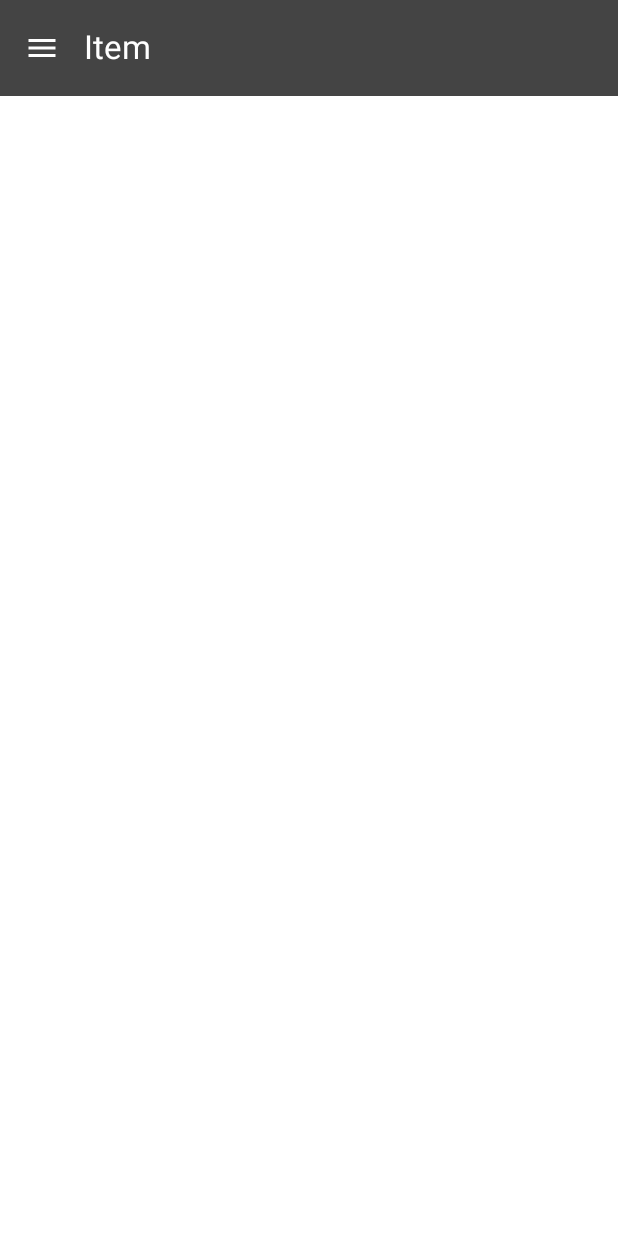
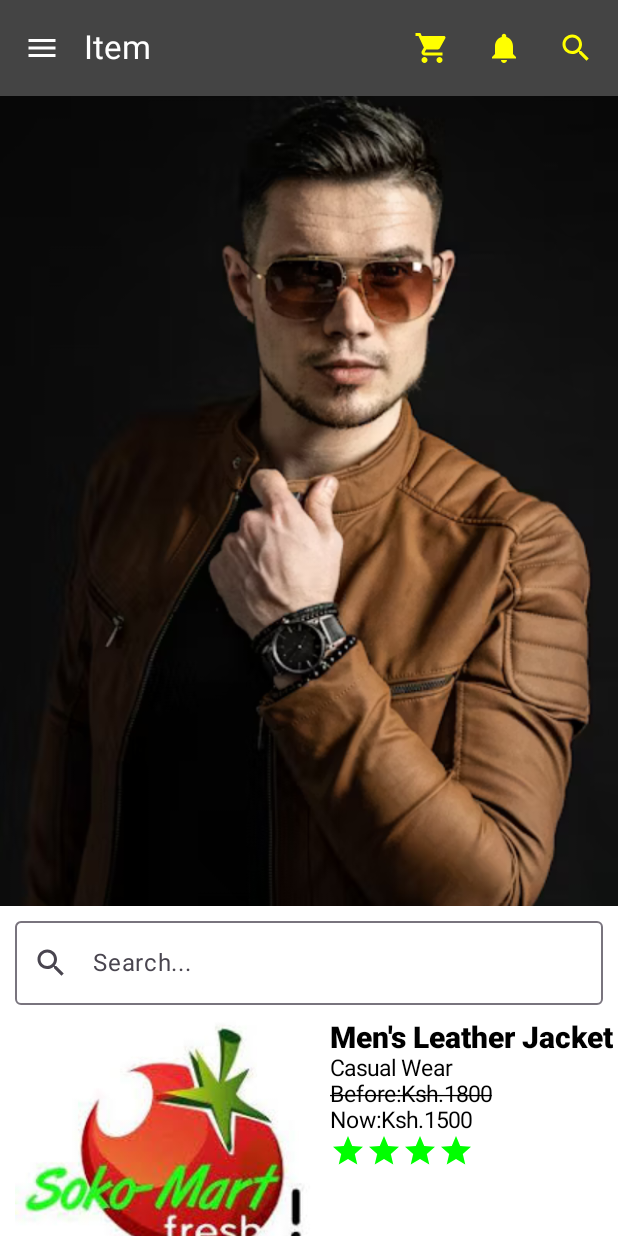
Before and after one commit to eddamax0403/SokoMart, an Android app built with Jetpack Compose: the @Preview function ItemScreenPreview, on a phone screen of 412 x 824 dp. Run offline under Robolectric (Android 15) with nearby library versions, the phone set to English and light mode, and no system bars.

Commit message:
Second commit

```diff
--- a/app/src/main/java/com/eddy/sokomart/navigation/AppNavHost.kt
+++ b/app/src/main/java/com/eddy/sokomart/navigation/AppNavHost.kt
@@ -1 +1,32 @@
 package com.eddy.sokomart.navigation
+
+import androidx.compose.runtime.Composable
+import androidx.compose.ui.Modifier
+import androidx.navigation.NavHostController
+import androidx.navigation.compose.NavHost
+import androidx.navigation.compose.composable
+import androidx.navigation.compose.rememberNavController
+import com.eddy.sokomart.ui.screens.about.AboutScreen
+import com.eddy.sokomart.ui.screens.home.HomeScreen
+
+@Composable
+fun AppNavHost(
+    modifier: Modifier = Modifier,
+    navController: NavHostController = rememberNavController(),
+    startDestination: String = ROUT_HOME
+) {
+
+    NavHost(
+        navController = navController,
+        startDestination = startDestination,
+        modifier = modifier
+    ) {
+        composable(ROUT_HOME) {
+            HomeScreen(navController)
+        }
+        composable(ROUT_ABOUT) {
+            AboutScreen(navController)
+        }
+
+    }
+}
--- a/app/src/main/java/com/eddy/sokomart/navigation/Routes.kt
+++ b/app/src/main/java/com/eddy/sokomart/navigation/Routes.kt
@@ -1,4 +1,4 @@
 package com.eddy.sokomart.navigation
 
-class Routes {
-}
+const val ROUT_HOME = "home"
+const val ROUT_ABOUT = "about"
--- a/app/src/main/java/com/eddy/sokomart/ui/screens/item/ItemScreen.kt
+++ b/app/src/main/java/com/eddy/sokomart/ui/screens/item/ItemScreen.kt
@@ -1,21 +1,47 @@
 package com.eddy.sokomart.ui.screens.item
 
+import androidx.compose.foundation.Image
 import androidx.compose.foundation.layout.Column
+import androidx.compose.foundation.layout.Row
+import androidx.compose.foundation.layout.Spacer
 import androidx.compose.foundation.layout.fillMaxSize
+import androidx.compose.foundation.layout.fillMaxWidth
+import androidx.compose.foundation.layout.height
+import androidx.compose.foundation.layout.padding
+import androidx.compose.foundation.layout.width
+import androidx.compose.foundation.shape.CircleShape
+import androidx.compose.foundation.shape.RoundedCornerShape
 import androidx.compose.material.icons.Icons
 import androidx.compose.material.icons.filled.Menu
+import androidx.compose.material.icons.filled.Notifications
+import androidx.compose.material.icons.filled.Search
+import androidx.compose.material.icons.filled.ShoppingCart
+import androidx.compose.material.icons.filled.Star
 import androidx.compose.material3.ExperimentalMaterial3Api
 import androidx.compose.material3.Icon
 import androidx.compose.material3.IconButton
+import androidx.compose.material3.OutlinedTextField
 import androidx.compose.material3.Text
 import androidx.compose.material3.TopAppBar
 import androidx.compose.material3.TopAppBarDefaults
 import androidx.compose.runtime.Composable
+import androidx.compose.runtime.getValue
+import androidx.compose.runtime.mutableStateOf
+import androidx.compose.runtime.remember
+import androidx.compose.runtime.setValue
 import androidx.compose.ui.Modifier
+import androidx.compose.ui.draw.clip
 import androidx.compose.ui.graphics.Color
+import androidx.compose.ui.layout.ContentScale
+import androidx.compose.ui.res.painterResource
+import androidx.compose.ui.text.font.FontWeight
+import androidx.compose.ui.text.style.TextDecoration
 import androidx.compose.ui.tooling.preview.Preview
+import androidx.compose.ui.unit.dp
+import androidx.compose.ui.unit.sp
 import androidx.navigation.NavController
 import androidx.navigation.compose.rememberNavController
+import com.eddy.sokomart.R
 
 @OptIn(ExperimentalMaterial3Api::class)
 @Composable
@@ -34,17 +60,163 @@ fun ItemScreen(navController: NavController){
             colors = TopAppBarDefaults.topAppBarColors(
                 containerColor = Color.DarkGray,
                 titleContentColor = Color.White,
-                navigationIconContentColor = Color.White
+                navigationIconContentColor = Color.White,
+                actionIconContentColor = Color.Yellow
+
             ),
             navigationIcon = {
                 IconButton(onClick = {}) {
                     Icon(imageVector = Icons.Default.Menu, contentDescription = "")
+                }
+            },
+            actions = {
+                IconButton(onClick = {}) {
+                    Icon(imageVector = Icons.Default.ShoppingCart, contentDescription = "")
+                }
 
+                IconButton(onClick = {}) {
+                    Icon(imageVector = Icons.Default.Notifications, contentDescription = "")
+                }
+
+                IconButton(onClick = {}) {
+                    Icon(imageVector = Icons.Default.Search, contentDescription = "")
+                }
+
+            }
+        )
+        //end of TopAppbar
+
+        Image(
+            painter = painterResource(R.drawable.item),
+            contentDescription = "Item",
+            modifier = Modifier.fillMaxWidth().height(540.dp),
+            contentScale = ContentScale.FillWidth
+        )
+
+        //Searchbar
+        Spacer(modifier = Modifier.height(10.dp))
+
+
+        var search by remember { mutableStateOf("") }
+        OutlinedTextField(
+            value = search,
+            onValueChange = {search = it},
+            modifier = Modifier.fillMaxWidth().padding(start = 10.dp, end = 10.dp),
+            leadingIcon = { Icon(imageVector = Icons.Default.Search, contentDescription = "")},
+            placeholder = { Text(text = "Search...") }
+        )
+
+        Spacer(modifier = Modifier.height(10.dp))
+
+        //Row
+        Row (modifier = Modifier.padding(start = 10.dp)){
+            Image(
+                painter = painterResource(R.drawable.home),
+                contentDescription = "Home",
+                modifier = Modifier.width(200.dp).height(150.dp).clip(shape = RoundedCornerShape(10.dp)),
+                contentScale = ContentScale.FillWidth
+            )
+
+            //Horizontal spacer
+            Spacer(modifier = Modifier.width(10.dp))
+
+            Column (){
+                Text(
+                    text = "Men's Leather Jacket",
+                    fontWeight = FontWeight.ExtraBold,
+                    fontSize = 20.sp
+                )
+
+                Text(
+                    text = "Casual Wear",
+                    fontSize = 15.sp
+                )
+
+                Text(
+                    text = "Before:Ksh.1800",
+                    fontSize = 15.sp,
+                    textDecoration = TextDecoration.LineThrough
+                )
+
+                Text(
+                    text = "Now:Ksh.1500",
+                    fontSize = 15.sp
+                )
+
+                Row {
+                    Icon(imageVector = Icons.Default.Star, contentDescription = "", tint = Color.Green)
+                    Icon(imageVector = Icons.Default.Star, contentDescription = "", tint = Color.Green)
+                    Icon(imageVector = Icons.Default.Star, contentDescription = "", tint = Color.Green)
+                    Icon(imageVector = Icons.Default.Star, contentDescription = "", tint = Color.Green)
 
                 }
             }
 
-        )
+        }
+    //end of row
+
+        Spacer(modifier = Modifier.height(10.dp))
+
+        //Row
+        Row (modifier = Modifier.padding(start = 10.dp)){
+            Image(
+                painter = painterResource(R.drawable.home),
+                contentDescription = "Home",
+                modifier = Modifier.width(200.dp).height(150.dp).clip(shape = RoundedCornerShape(10.dp)),
+                contentScale = ContentScale.FillWidth
+            )
+
+            //Horizontal spacer
+            Spacer(modifier = Modifier.width(10.dp))
+
+            Column (){
+                Text(
+                    text = "Men's Leather Jacket",
+                    fontWeight = FontWeight.ExtraBold,
+                    fontSize = 20.sp
+                )
+
+                Text(
+                    text = "Casual Wear",
+                    fontSize = 15.sp
+                )
+
+                Text(
+                    text = "Before:Ksh.1800",
+                    fontSize = 15.sp,
+                    textDecoration = TextDecoration.LineThrough
+                )
+
+                Text(
+                    text = "Now:Ksh.1500",
+                    fontSize = 15.sp
+                )
+
+                Row {
+                    Icon(imageVector = Icons.Default.Star, contentDescription = "", tint = Color.Green)
+                    Icon(imageVector = Icons.Default.Star, contentDescription = "", tint = Color.Green)
+                    Icon(imageVector = Icons.Default.Star, contentDescription = "", tint = Color.Green)
+                    Icon(imageVector = Icons.Default.Star, contentDescription = "", tint = Color.Green)
+
+                }
+
+
+
+            }
+
+
+
+
+
+        }
+
+
+
+
+        //end of row
+
+
+
 
 
 
```
Also changed, not shown: app/src/main/res/drawable/item.png (added).
